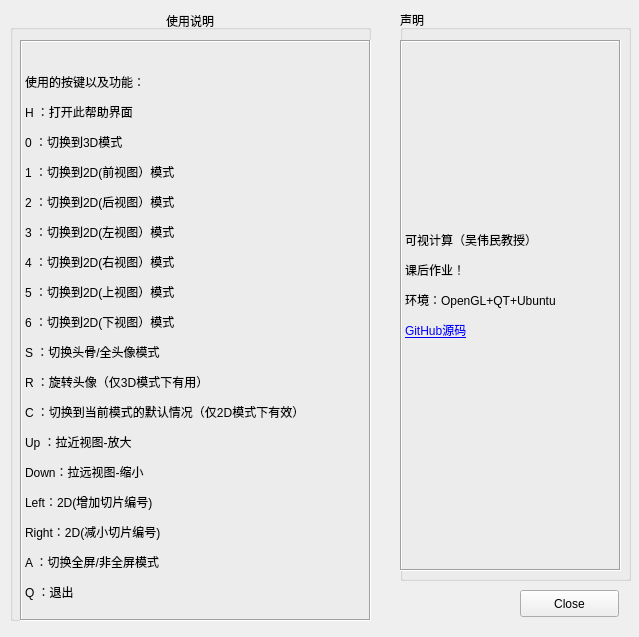
Old version of the form widget.ui in the repository bbxytl/Head3D_Qt_OpenGL.
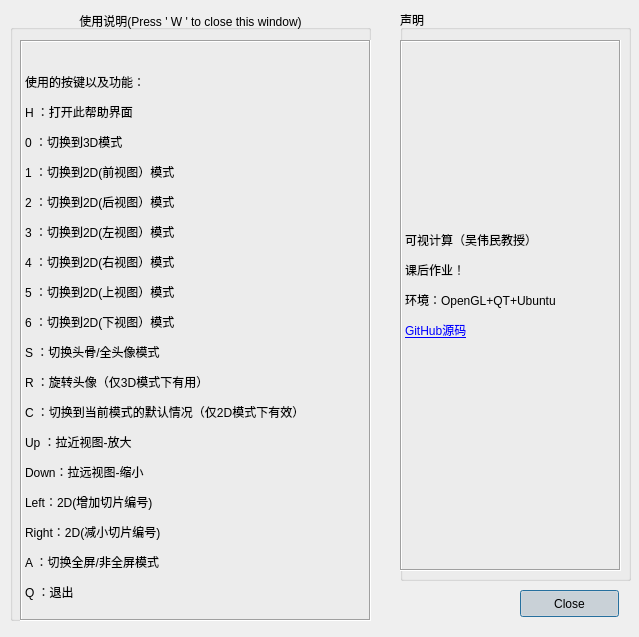
New version of the form.

```diff
--- a/widget.ui
+++ b/widget.ui
@@ -26,7 +26,7 @@
     <enum>Qt::LeftToRight</enum>
    </property>
    <property name="title">
-    <string>使用说明</string>
+    <string>使用说明(Press ' W ' to close this window)</string>
    </property>
    <property name="alignment">
     <set>Qt::AlignCenter</set>
@@ -95,9 +95,30 @@
      <height>27</height>
     </rect>
    </property>
+   <property name="acceptDrops">
+    <bool>true</bool>
+   </property>
+   <property name="autoFillBackground">
+    <bool>true</bool>
+   </property>
    <property name="text">
     <string>Close</string>
    </property>
+   <property name="shortcut">
+    <string>Ctrl+W</string>
+   </property>
+   <property name="checkable">
+    <bool>true</bool>
+   </property>
+   <property name="checked">
+    <bool>true</bool>
+   </property>
+   <property name="autoDefault">
+    <bool>true</bool>
+   </property>
+   <property name="default">
+    <bool>true</bool>
+   </property>
   </widget>
  </widget>
  <layoutdefault spacing="6" margin="11"/>
```
Left out of the diff: 2 changed lines with no effect on the pictures.
